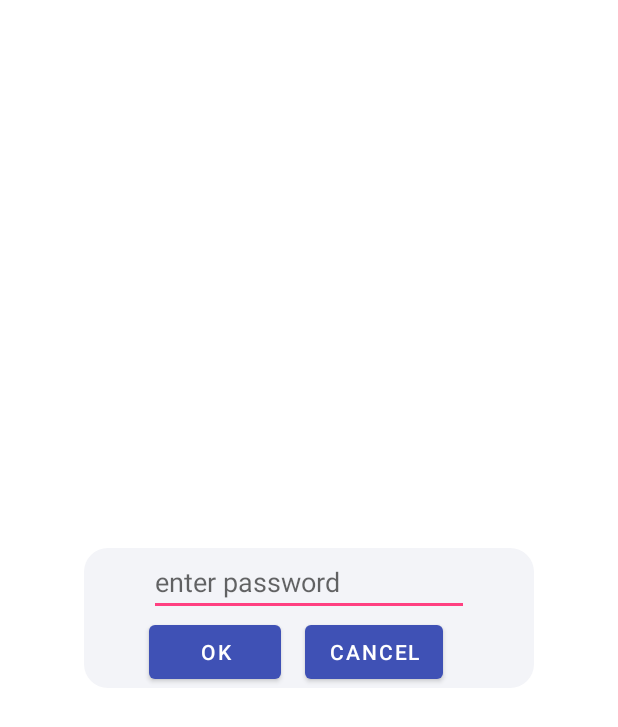
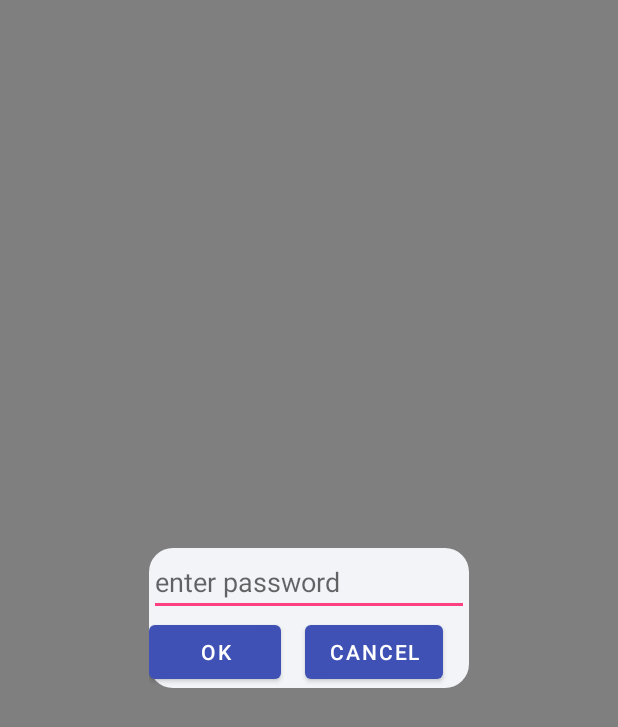
Before and after one commit to amitkumar0000/tiles, an Android app: the layout text_inpu_password.xml on its own in the app's theme, with its tools: preview values and no code run, on a phone screen of 412 x 824 dp. Shown: the top 727 px of the screen. Run offline under Robolectric (Android 15) with nearby library versions, the phone set to English and light mode, and no system bars.

Commit message:
exit dialog box UI modified

```diff
--- a/app/src/main/java/com/lpirro/tiledemo/customquicksettings/service/QuickSettingService.kt
+++ b/app/src/main/java/com/lpirro/tiledemo/customquicksettings/service/QuickSettingService.kt
@@ -188,8 +188,8 @@ class QuickSettingService : Service() {
         localLayoutParams.flags = FLAG_NOT_TOUCH_MODAL  // this is to enable the notification to receive touch events
 
 
-        localLayoutParams.width = WindowManager.LayoutParams.WRAP_CONTENT
-        localLayoutParams.height = ViewGroup.LayoutParams.WRAP_CONTENT
+        localLayoutParams.width = WindowManager.LayoutParams.MATCH_PARENT
+        localLayoutParams.height = ViewGroup.LayoutParams.MATCH_PARENT
         localLayoutParams.format = PixelFormat.TRANSPARENT
 
         windowManager.addView(binding!!.root, localLayoutParams)
@@ -206,6 +206,9 @@ class QuickSettingService : Service() {
             windowManager.removeView(binding!!.root)
         }
 
+        binding.parentDialogLayout.setOnClickListener {
+            windowManager.removeView(binding!!.root)
+        }
     }
 
 
--- a/app/src/main/res/layout/text_inpu_password.xml
+++ b/app/src/main/res/layout/text_inpu_password.xml
@@ -3,19 +3,26 @@
     xmlns:android="http://schemas.android.com/apk/res/android"
     xmlns:app="http://schemas.android.com/apk/res-auto"
     xmlns:tools="http://schemas.android.com/tools"
-    android:layout_width="300dp"
-    android:layout_margin="@dimen/dimen_8x"
-    android:background="@drawable/rectangle"
-    android:layout_gravity="center"
-    android:layout_height="wrap_content">
+    android:layout_width="match_parent"
+    android:id="@+id/parentDialogLayout"
+    android:background="@android:drawable/screen_background_dark_transparent"
+    android:layout_height="match_parent">
 
+    <androidx.constraintlayout.widget.ConstraintLayout
+        android:layout_width="wrap_content"
+        android:layout_height="wrap_content"
+        app:layout_constraintStart_toStartOf="parent"
+        app:layout_constraintEnd_toEndOf="parent"
+        app:layout_constraintTop_toTopOf="parent"
+        android:background="@drawable/rectangle"
+        app:layout_constraintBottom_toBottomOf="parent"
+        >
     <EditText
         android:id="@+id/editTextTextPassword"
         android:layout_width="wrap_content"
         android:layout_height="wrap_content"
         android:ems="10"
         android:inputType="textPassword"
-        android:textColor="@android:color/holo_red_light"
         android:hint="enter password"
         android:focusable="true"
         app:layout_constraintEnd_toEndOf="parent"
@@ -39,4 +46,6 @@
         app:layout_constraintTop_toBottomOf="@id/editTextTextPassword"
         android:text="Cancel"
         />
+    </androidx.constraintlayout.widget.ConstraintLayout>
+
 </androidx.constraintlayout.widget.ConstraintLayout>
```
